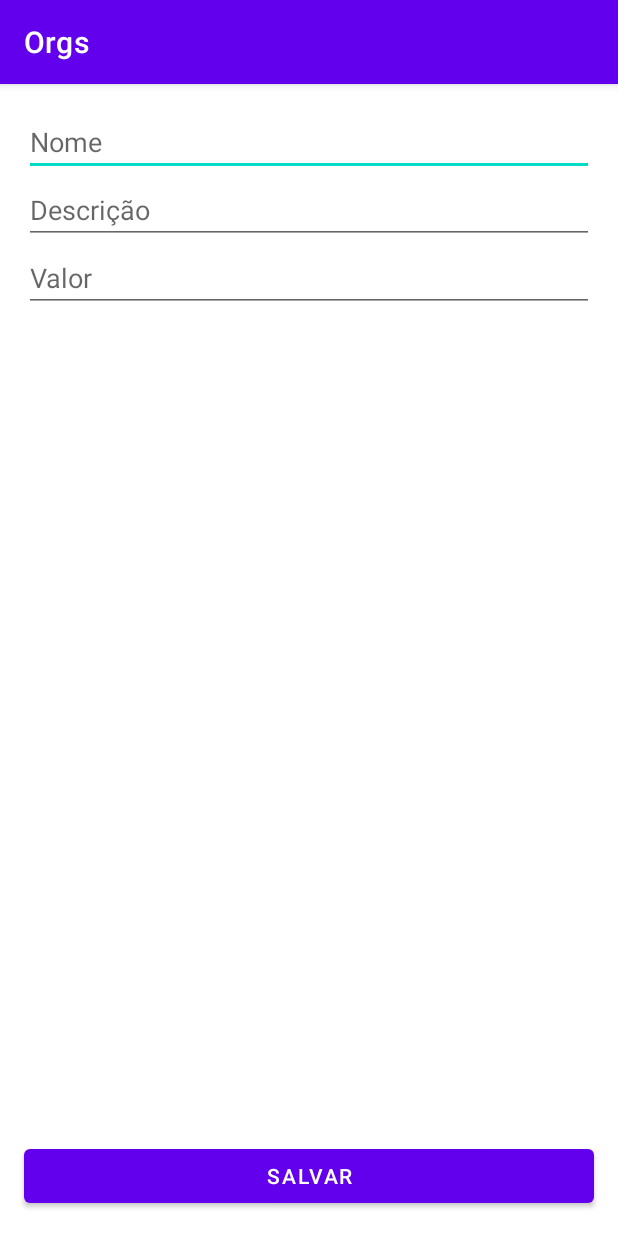
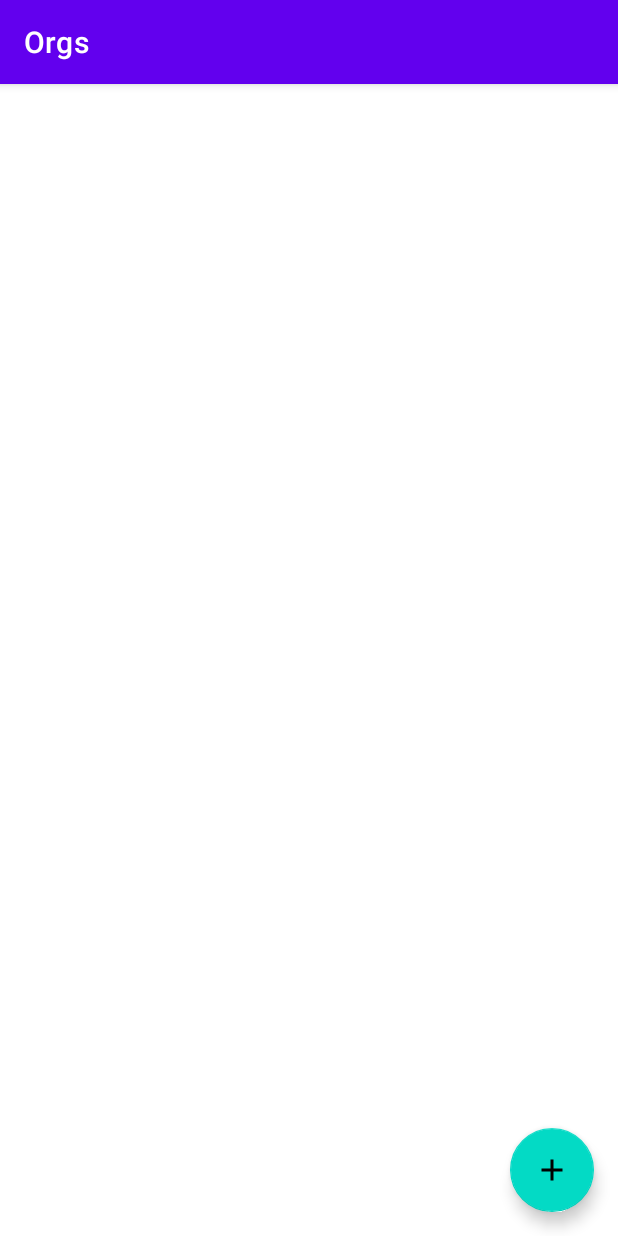
Before and after one commit to ley-v/app-orgs-alura, an Android app: the screen it shows after launch (FormularioProdutoActivity before the commit, MainActivity after it), on a phone screen of 412 x 824 dp. Run offline under Robolectric (Android 15) with nearby library versions, the phone set to English and light mode, and no system bars.

Commit message:
Implementando o FAB e adicionando seu ícone, implementando comportamento de salvar e buscar com DAO e finalizando o fluxo com onResume()

```diff
--- /dev/null
+++ b/app/src/main/java/alura/orgs/dao/ProdutoDao.kt
@@ -0,0 +1,18 @@
+package alura.orgs.dao
+
+import alura.orgs.model.Produto
+
+class ProdutoDao {
+
+    companion object {
+        private val produtos = mutableListOf<Produto>()
+    }
+
+    fun adiciona(produto: Produto) {
+        produtos.add(produto)
+    }
+
+    fun buscaTodosOsProdutos(): List<Produto> {
+        return produtos.toList()
+    }
+}
--- a/app/src/main/java/alura/orgs/ui/activity/MainActivity.kt
+++ b/app/src/main/java/alura/orgs/ui/activity/MainActivity.kt
@@ -1,43 +1,43 @@
 package alura.orgs.ui.activity
 
 import alura.orgs.R
+import alura.orgs.dao.ProdutoDao
 import alura.orgs.model.Produto
 import alura.orgs.ui.recyclerview.adapter.ListaProdutosAdapter
 import android.app.Activity
+import android.content.Intent
 import android.os.Bundle
+import android.view.View
 import android.widget.LinearLayout
 import androidx.appcompat.app.AppCompatActivity
 import androidx.recyclerview.widget.LinearLayoutManager
 import androidx.recyclerview.widget.RecyclerView
+import com.google.android.material.floatingactionbutton.FloatingActionButton
 import java.math.BigDecimal
 
 class MainActivity : AppCompatActivity() {
 
     override fun onCreate(savedInstanceState: Bundle?) {
         super.onCreate(savedInstanceState)
+    }
+
+    override fun onResume() {
+        super.onResume()
 
         setContentView(R.layout.activity_main)
 
+        val dao = ProdutoDao()
+
         val recyclerview = findViewById<RecyclerView>(R.id.recyclerview)
-        recyclerview.adapter = ListaProdutosAdapter(
-            this, listOf(
-                Produto(
-                    "nome0",
-                    "descrição0",
-                    BigDecimal("9.99")
-                ),
-                Produto(
-                    "nome1",
-                    "descrição1",
-                    BigDecimal("19.99")
-                ),
-                Produto(
-                    "nome2",
-                    "descrição2",
-                    BigDecimal("29.99")
-                )
-            )
-        )
+        recyclerview.adapter = ListaProdutosAdapter(this, dao.buscaTodosOsProdutos())
         recyclerview.layoutManager = LinearLayoutManager(this)
+
+        val fab = findViewById<FloatingActionButton>(R.id.fab)
+        fab.setOnClickListener(object : View.OnClickListener {
+            override fun onClick(v: View?) {
+                val intent = Intent(this@MainActivity, FormularioProdutoActivity::class.java)
+                startActivity(intent)
+            }
+        })
     }
 }
--- /dev/null
+++ b/app/src/main/res/drawable/ic_baseline_add.xml
@@ -0,0 +1,10 @@
+<vector xmlns:android="http://schemas.android.com/apk/res/android"
+    android:width="24dp"
+    android:height="24dp"
+    android:viewportWidth="24"
+    android:viewportHeight="24"
+    android:tint="?attr/colorControlNormal">
+  <path
+      android:fillColor="@android:color/white"
+      android:pathData="M19,13h-6v6h-2v-6H5v-2h6V5h2v6h6v2z"/>
+</vector>
--- a/app/src/main/res/layout/activity_main.xml
+++ b/app/src/main/res/layout/activity_main.xml
@@ -5,10 +5,20 @@
     android:layout_width="match_parent"
     android:layout_height="match_parent">
 
-   <androidx.recyclerview.widget.RecyclerView
-       android:id="@+id/recyclerview"
-       android:layout_width="match_parent"
-       android:layout_height="match_parent"
-       tools:listitem="@layout/produto_item"
-       />
+    <androidx.recyclerview.widget.RecyclerView
+        android:id="@+id/recyclerview"
+        android:layout_width="match_parent"
+        android:layout_height="match_parent"
+        tools:listitem="@layout/produto_item" />
+
+    <com.google.android.material.floatingactionbutton.FloatingActionButton
+        android:id="@+id/fab"
+        android:layout_width="wrap_content"
+        android:layout_height="wrap_content"
+        android:layout_margin="16dp"
+        android:clickable="true"
+        android:focusable="true"
+        app:layout_constraintBottom_toBottomOf="parent"
+        app:layout_constraintEnd_toEndOf="parent"
+        app:srcCompat="@drawable/ic_baseline_add" />
 </androidx.constraintlayout.widget.ConstraintLayout>
```
Also changed, not shown: app/src/main/AndroidManifest.xml (+1 -6 lines), app/src/main/java/alura/orgs/ui/activity/FormularioProdutoActivity.kt (+8 -3 lines).
